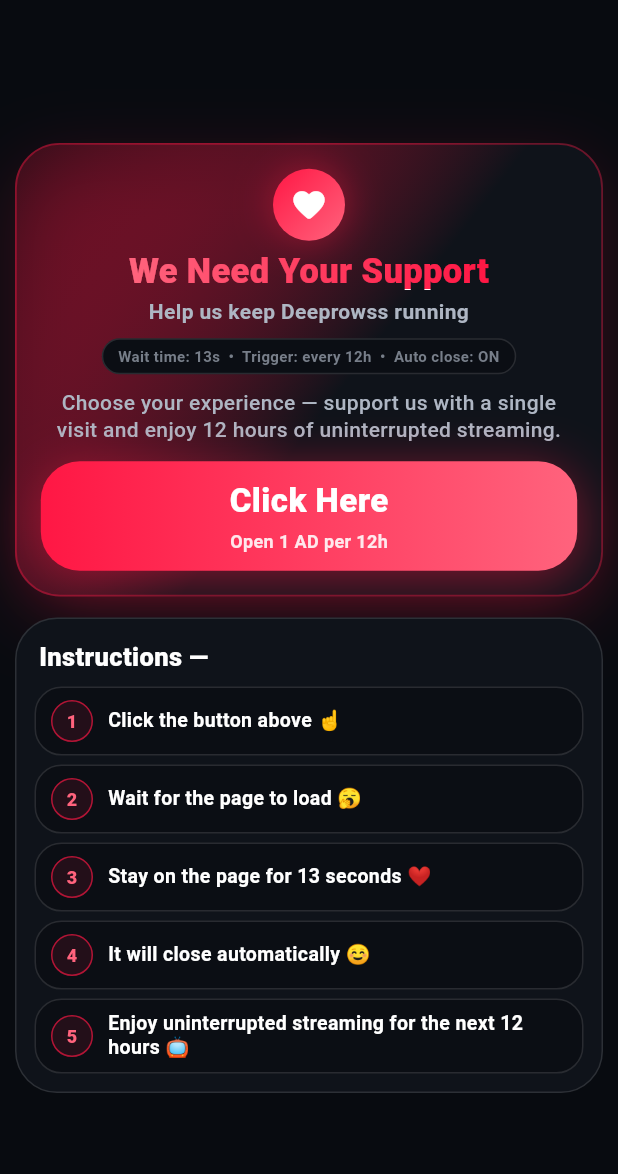
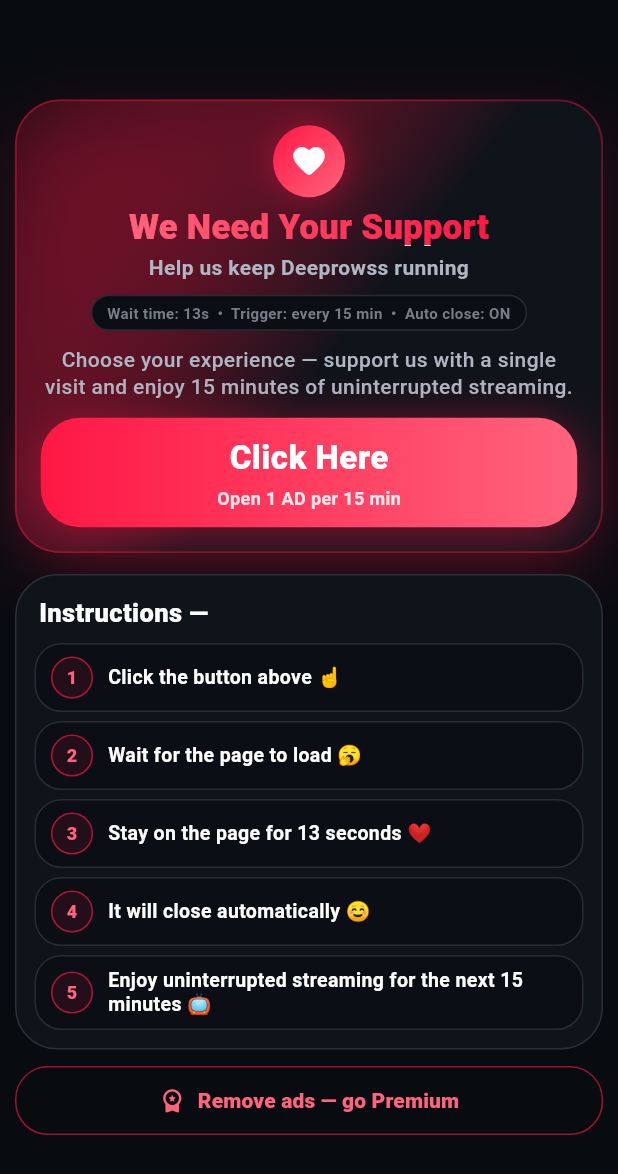
Before and after one commit to Deeprows/myflutter-app, a Flutter app: the SupportOverlay widget shown alone on an empty page, opened directly, on a phone screen of 412 x 824 dp. Shown: the top 1174 px of the screen. Run offline on Flutter 3.47's test engine with Material 3 defaults, Android fonts, the phone set to English and light mode, and no system bars; our stand-ins replace firebase_core, firebase_messaging, permission_handler, shared_preferences, video_player, wakelock_plus and 1 more; missing offline and left inert: android_intent_plus, flutter_downloader, webview_flutter_android; accounts and stored records are empty; network calls fail; project files that could hold a hidden picture were left out.

Commit message:
Add premium support option and update time intervals
Added a premium support option to the overlay, allowing users to remove ads. Updated the overlay messages and logic to reflect changes in time intervals from hours to minutes.

```diff
--- a/lib/widgets/support_overlay.dart
+++ b/lib/widgets/support_overlay.dart
@@ -3,15 +3,18 @@
 import 'package:flutter/material.dart';
 
 import '../config.dart';
+import '../screens/plans_screen.dart';
 import '../screens/support_browser_screen.dart';
+import '../services/subscription_service.dart';
 import '../theme/app_theme.dart';
 
-enum SupportChoice { supported, released }
+enum SupportChoice { supported, released, premium }
 
 /// Shows the "We Need Your Support" overlay. Resolves to [SupportChoice.supported]
-/// once the support page has been viewed to the end, or [SupportChoice.released]
+/// once the support page has been viewed to the end, [SupportChoice.released]
 /// when the support page cannot load at all (so nobody is locked out by a
-/// dead link or no connection).
+/// dead link or no connection), or [SupportChoice.premium] when the person
+/// chose to remove the ads instead.
 Future<SupportChoice?> showSupportOverlay(BuildContext context) {
   return showGeneralDialog<SupportChoice>(
     context: context,
@@ -76,18 +79,28 @@
     }
   }
 
+  Future<void> _goPremium() async {
+    await Navigator.of(context).push<void>(
+      MaterialPageRoute<void>(builder: (_) => const PlansScreen()),
+    );
+    if (!mounted) return;
+    if (SubscriptionService.instance.isPremium) {
+      Navigator.of(context).pop(SupportChoice.premium);
+    }
+  }
+
   @override
   Widget build(BuildContext context) {
-    final hours = AppConfig.supportIntervalHours;
+    final mins = AppConfig.adIntervalMinutes; // minutes between ads
     final secs = AppConfig.supportViewSeconds;
-    final hLabel = hours == 1 ? 'hour' : 'hours';
+    final mLabel = mins == 1 ? 'minute' : 'minutes';
 
     final steps = <String>[
       'Click the button above ☝️',
       'Wait for the page to load 🥱',
       'Stay on the page for $secs seconds ❤️',
       'It will close automatically ☺️',
-      'Enjoy uninterrupted streaming for the next $hours $hLabel 📺',
+      'Enjoy uninterrupted streaming for the next $mins $mLabel 📺',
     ];
 
     return PopScope(
@@ -112,9 +125,13 @@
                     child: Column(
                       mainAxisSize: MainAxisSize.min,
                       children: [
-                        _topCard(hours, hLabel, secs),
+                        _topCard(mins, mLabel, secs),
                         const SizedBox(height: 14),
                         _stepsCard(steps),
+                        if (SubscriptionService.instance.enabled) ...[
+                          const SizedBox(height: 10),
+                          _premiumButton(),
+                        ],
                       ],
                     ),
                   ),
@@ -129,7 +146,7 @@
 
   // ------------------------------------------------------------ top card
 
-  Widget _topCard(int hours, String hLabel, int secs) {
+  Widget _topCard(int mins, String mLabel, int secs) {
     return Container(
       padding: const EdgeInsets.fromLTRB(16, 16, 16, 16),
       decoration: BoxDecoration(
@@ -204,7 +221,7 @@
               border: Border.all(color: Ui.line),
             ),
             child: Text(
-              'Wait time: ${secs}s  •  Trigger: every ${hours}h  •  Auto close: ON',
+              'Wait time: ${secs}s  •  Trigger: every $mins min  •  Auto close: ON',
               textAlign: TextAlign.center,
               style: TextStyle(
                   color: Ui.dim, fontSize: 10, fontWeight: FontWeight.w600),
@@ -213,7 +230,7 @@
           const SizedBox(height: 10),
           Text(
             'Choose your experience — support us with a single visit and '
-            'enjoy $hours $hLabel of uninterrupted streaming.',
+            'enjoy $mins $mLabel of uninterrupted streaming.',
             textAlign: TextAlign.center,
             style: TextStyle(
                 color: Ui.muted,
@@ -222,13 +239,13 @@
                 fontWeight: FontWeight.w500),
           ),
           const SizedBox(height: 12),
-          _button(hours),
+          _button(mins),
         ],
       ),
     );
   }
 
-  Widget _button(int hours) {
+  Widget _button(int mins) {
     return AnimatedBuilder(
       animation: _pulse,
       builder: (_, _) {
@@ -266,7 +283,7 @@
                     ),
                     const SizedBox(height: 3),
                     Text(
-                      'Open 1 AD per ${hours}h',
+                      'Open 1 AD per $mins min',
                       style: TextStyle(
                         color: Colors.white.withValues(alpha: .88),
                         fontSize: 12,
@@ -280,6 +297,25 @@
           ),
         );
       },
+    );
+  }
+
+  Widget _premiumButton() {
+    return SizedBox(
+      width: double.infinity,
+      child: OutlinedButton.icon(
+        onPressed: _goPremium,
+        icon: Icon(Icons.workspace_premium_rounded, color: Ui.redSoft),
+        label: Text('Remove ads — go Premium',
+            style: TextStyle(
+                color: Ui.redSoft, fontWeight: FontWeight.w800, fontSize: 14)),
+        style: OutlinedButton.styleFrom(
+          padding: const EdgeInsets.symmetric(vertical: 13),
+          side: BorderSide(color: Ui.red.withValues(alpha: .6)),
+          shape: RoundedRectangleBorder(
+              borderRadius: BorderRadius.circular(22)),
+        ),
+      ),
     );
   }
 
```
